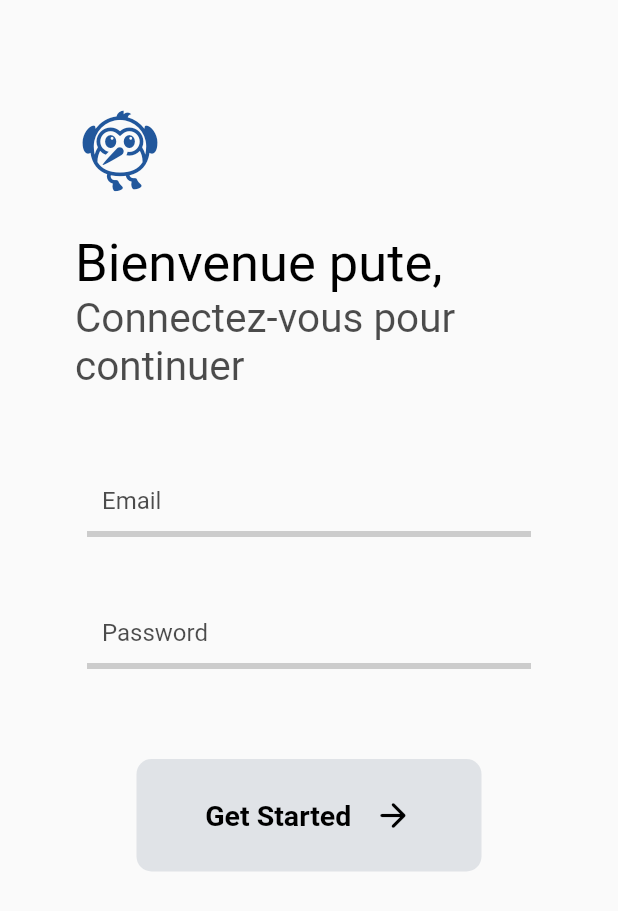
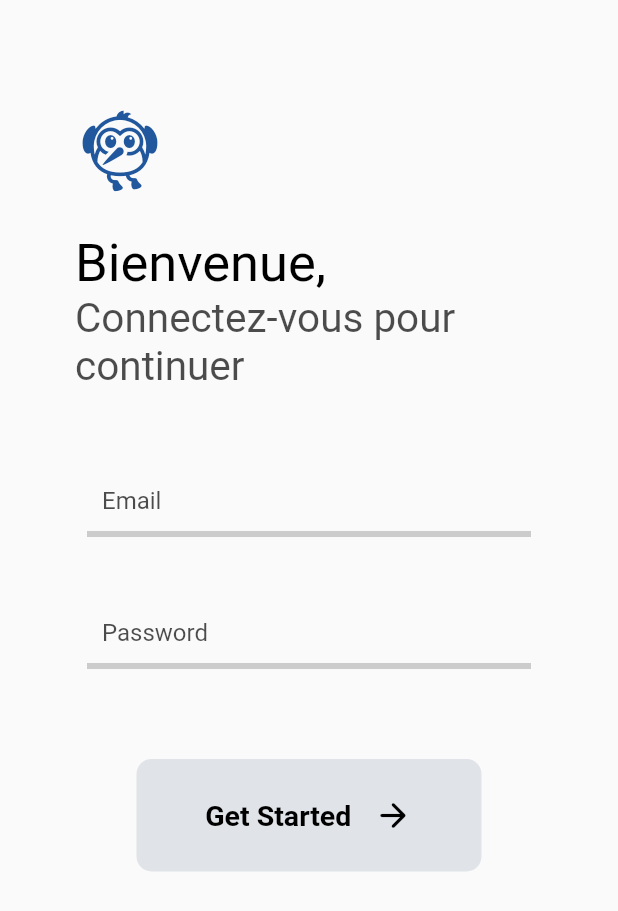
Before and after one commit to polBachelin/CashManager, a Flutter app: the screen it shows after launch, on a phone screen of 412 x 824 dp. Shown: the top 911 px of the screen. Run offline on Flutter 3.47's test engine with Material 2 defaults, Android fonts, the phone set to English and light mode, and no system bars; our stand-ins replace fluttertoast, google_fonts, shared_preferences, tuple; missing offline and left inert: qr_code_scanner.

```diff
--- a/test_project_mobile/test_project/lib/pages/login_screen.dart
+++ b/test_project_mobile/test_project/lib/pages/login_screen.dart
@@ -54,7 +54,7 @@ class _LoginScreenState extends State<LoginScreen> {
                                   size: 60, color: Color(0xff21579C)),
                               const SizedBox(height: 25),
                               const Text(
-                                "Bienvenue pute,",
+                                "Bienvenue,",
                                 style: TextStyle(
                                     color: Colors.black, fontSize: 35),
                               ),
```
